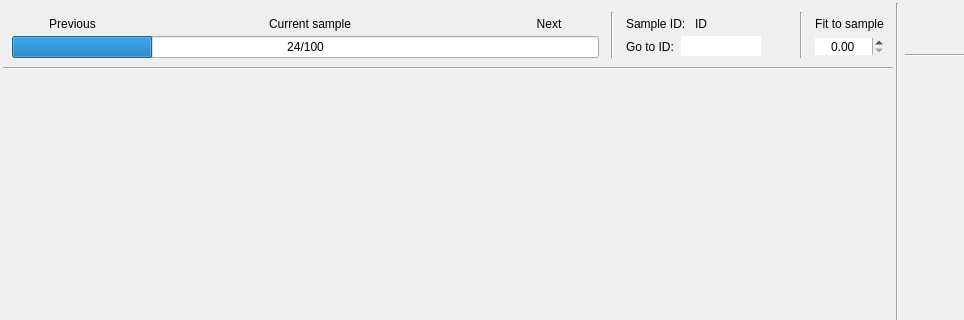
Old version of the form ui/response_design_window.ui in the repository SMByC/AcATaMa; both pictures show x 0 to 964 and y 0 to 320 of the 1165 by 590 pixel window.
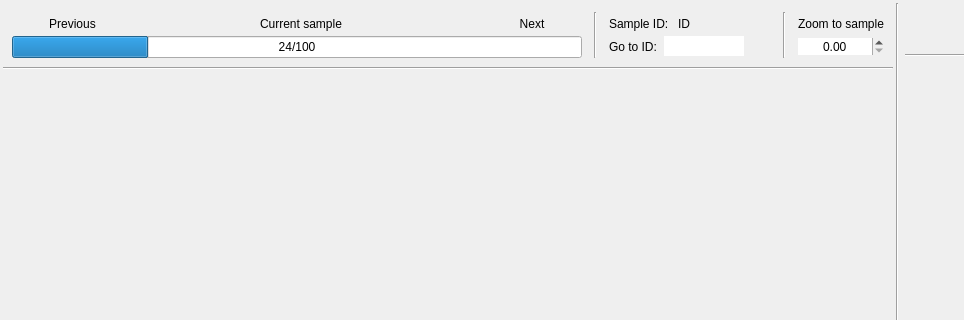
New version of the form. Icons and pictures are not drawn. Custom widgets are drawn as their Qt base class.

Commit message: Adjustments in "zoom to sample"

The edit to the form file:
```diff
--- a/ui/response_design_window.ui
+++ b/ui/response_design_window.ui
@@ -329,7 +329,7 @@
                <item>
                 <widget class="QLabel" name="label_2">
                  <property name="text">
-                  <string>Fit to sample</string>
+                  <string>Zoom to sample</string>
                  </property>
                  <property name="alignment">
                   <set>Qt::AlignCenter</set>
```
The commit also changes 1 other file.
